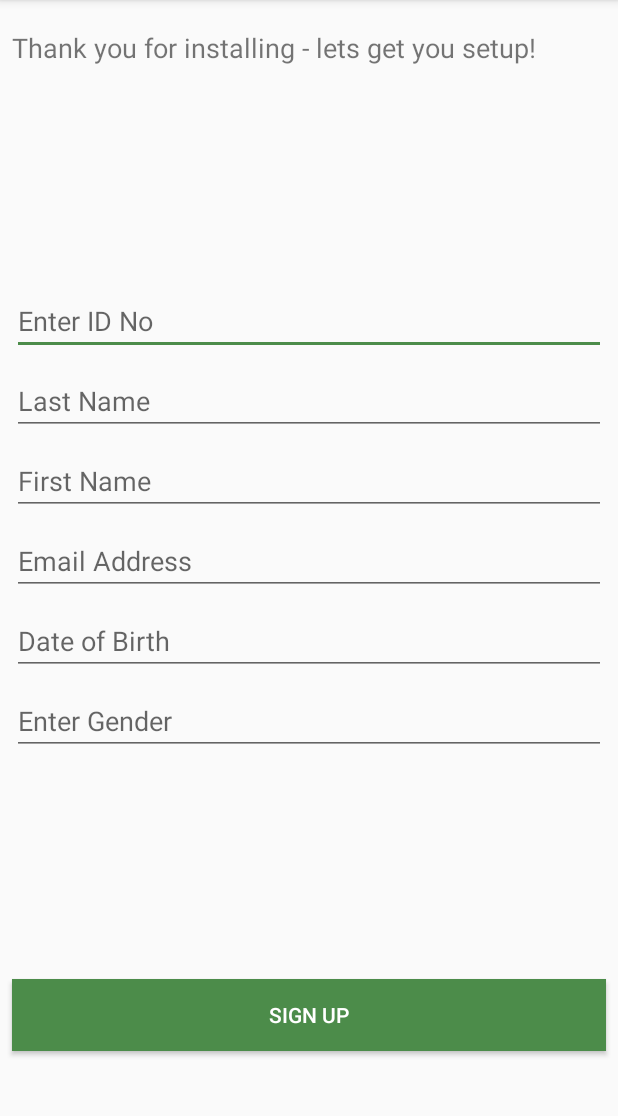
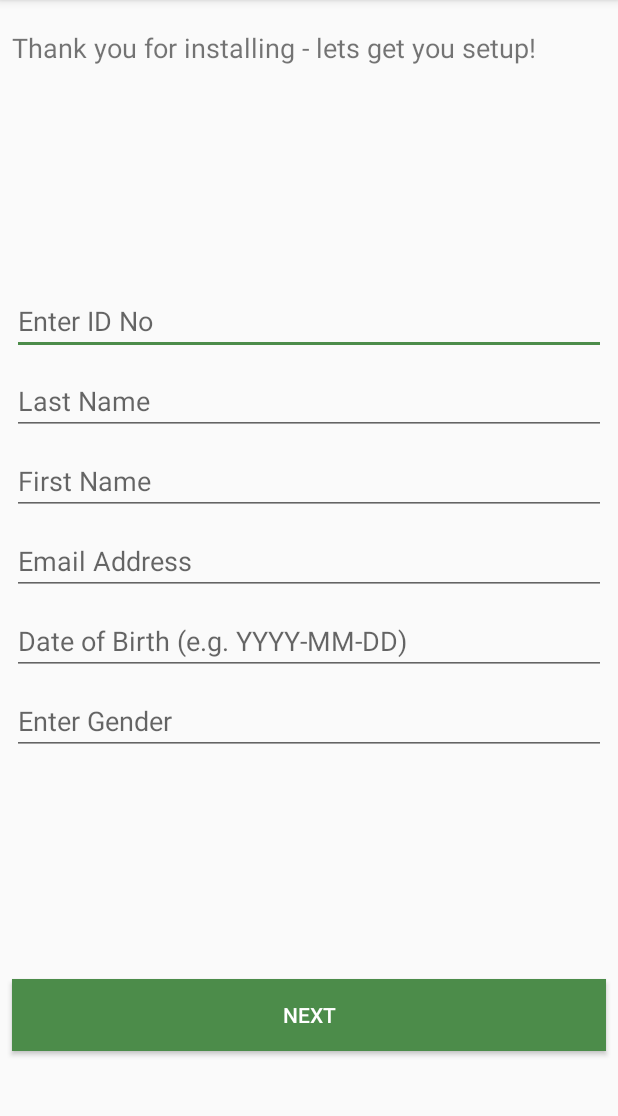
Before and after one commit to wamari/MkopoPopoteApp, an Android app: the screen it shows after launch (RegisterActivity), on a phone screen of 412 x 824 dp, the part 84-1200 px from its top. Run offline under Robolectric (Android 15) with nearby library versions, the phone set to English and light mode, and no system bars.

Commit message:
changed sign up button to Next button

```diff
--- a/app/src/main/java/com/harlertechnologies/mkopopopoteapp/RegisterActivity.java
+++ b/app/src/main/java/com/harlertechnologies/mkopopopoteapp/RegisterActivity.java
@@ -28,7 +28,7 @@ public class RegisterActivity extends AppCompatActivity implements View.OnClickL
     private EditText editTextDOB;
     private EditText editTextGender;
 
-    private Button buttonSignUp;
+    private Button buttonNext;
 
     final int MY_PERMISSIONS_REQUEST_ACCESS_COARSE_LOCATION = 123;
 
@@ -77,10 +77,10 @@ public class RegisterActivity extends AppCompatActivity implements View.OnClickL
         editTextDOB=(EditText) findViewById(R.id.editTextDOB);
         editTextGender=(EditText) findViewById(R.id.editTextGender);
 
-        buttonSignUp = (Button) findViewById(R.id.buttonSignUp);
+        buttonNext = (Button) findViewById(R.id.buttonNext);
 
         //setting listeners to button
-        buttonSignUp.setOnClickListener(this);
+        buttonNext.setOnClickListener(this);
     }
 
     public void addUser(){
@@ -129,7 +129,7 @@ public class RegisterActivity extends AppCompatActivity implements View.OnClickL
 
     @Override
     public void onClick(View v){
-        if(v == buttonSignUp){
+        if(v == buttonNext){
             addUser();
         }
     }
--- a/app/src/main/res/layout/activity_register.xml
+++ b/app/src/main/res/layout/activity_register.xml
@@ -14,7 +14,7 @@
         android:layout_marginLeft="8dp"
         android:layout_marginRight="8dp"
         android:layout_marginStart="8dp"
-        android:hint="Enter ID No"
+        android:hint="@string/enter_id_no"
         android:inputType="number"
         app:layout_constraintHorizontal_bias="0.0"
         app:layout_constraintLeft_toLeftOf="parent"
@@ -30,7 +30,7 @@
         android:layout_height="wrap_content"
         android:layout_marginLeft="8dp"
         android:layout_marginRight="8dp"
-        android:hint="Last Name"
+        android:hint="@string/last_name"
         app:layout_constraintHorizontal_bias="0.0"
         app:layout_constraintLeft_toLeftOf="parent"
         app:layout_constraintRight_toRightOf="parent"
@@ -48,7 +48,7 @@
         android:layout_height="wrap_content"
         android:layout_marginLeft="8dp"
         android:layout_marginRight="8dp"
-        android:hint="First Name"
+        android:hint="@string/first_name"
         app:layout_constraintHorizontal_bias="0.0"
         app:layout_constraintLeft_toLeftOf="parent"
         app:layout_constraintRight_toRightOf="parent"
@@ -67,7 +67,7 @@
         android:layout_marginLeft="8dp"
         android:layout_marginRight="8dp"
         android:ems="10"
-        android:hint="Email Address"
+        android:hint="@string/email_address"
         android:inputType="textEmailAddress"
         app:layout_constraintHorizontal_bias="0.0"
         app:layout_constraintLeft_toLeftOf="parent"
@@ -87,7 +87,7 @@
         android:layout_marginLeft="8dp"
         android:layout_marginRight="8dp"
         android:ems="10"
-        android:hint="Date of Birth"
+        android:hint="@string/date_of_birth"
         android:inputType="date"
         app:layout_constraintHorizontal_bias="0.0"
         app:layout_constraintLeft_toLeftOf="parent"
@@ -107,7 +107,7 @@
         android:layout_marginLeft="8dp"
         android:layout_marginRight="8dp"
         android:ems="10"
-        android:hint="Enter Gender"
+        android:hint="@string/enter_gender"
         android:inputType="textPersonName"
         app:layout_constraintHorizontal_bias="0.0"
         app:layout_constraintLeft_toLeftOf="parent"
@@ -121,7 +121,7 @@
         app:layout_constraintVertical_bias="0.0" />
 
     <Button
-        android:id="@+id/buttonSignUp"
+        android:id="@+id/buttonNext"
         android:layout_width="0dp"
         android:layout_height="wrap_content"
         android:layout_marginEnd="8dp"
@@ -129,7 +129,7 @@
         android:layout_marginRight="8dp"
         android:layout_marginStart="8dp"
         android:background="@color/colorAccent"
-        android:text="Sign Up"
+        android:text="@string/buttonNext"
         android:textColor="@android:color/background_light"
         app:layout_constraintHorizontal_bias="0.0"
         app:layout_constraintLeft_toLeftOf="parent"
@@ -141,7 +141,7 @@
 
     <TextView
         android:id="@+id/textViewIntro"
-        android:layout_width="match_parent"
+        android:layout_width="0dp"
         android:layout_height="wrap_content"
         android:text="@string/introText"
         android:textSize="18sp"
@@ -154,5 +154,7 @@
         android:layout_marginBottom="8dp"
         app:layout_constraintTop_toTopOf="parent"
         android:layout_marginTop="8dp"
-        app:layout_constraintVertical_bias="0.016" />
+        app:layout_constraintVertical_bias="0.016"
+        android:layout_marginStart="8dp"
+        android:layout_marginEnd="8dp" />
 </android.support.constraint.ConstraintLayout>
--- a/app/src/main/res/values/strings.xml
+++ b/app/src/main/res/values/strings.xml
@@ -7,4 +7,11 @@
     <string name="passwordHint">Enter Password</string>
     <string name="phoneHint">+2547XXXXXXXX</string>
     <string name="introText">Thank you for installing - let\s get you setup!</string>
+    <string name="date_of_birth">Date of Birth (e.g.  YYYY-MM-DD)</string>
+    <string name="email_address">Email Address</string>
+    <string name="enter_id_no">Enter ID No</string>
+    <string name="last_name">Last Name</string>
+    <string name="buttonNext">Next</string>
+    <string name="first_name">First Name</string>
+    <string name="enter_gender">Enter Gender</string>
 </resources>
```
Also changed, not shown: 2 other files.
